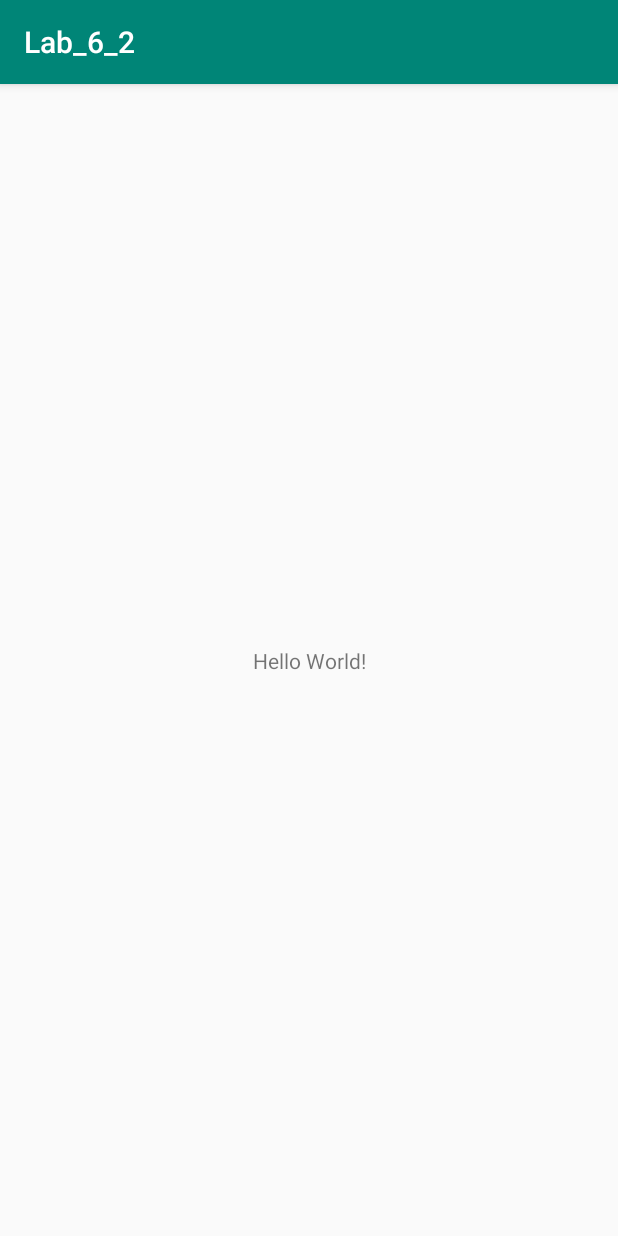
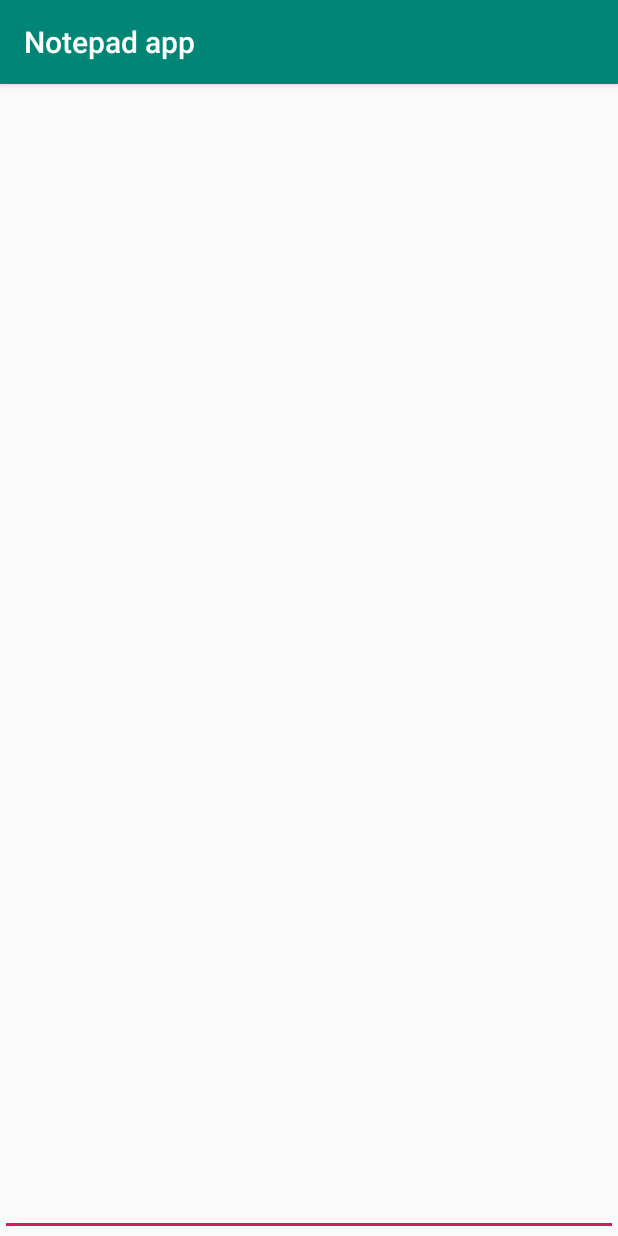
Before and after one commit to t7gafl00/Android_programming_and_mobile_UI_design, an Android app: the screen it shows after launch (MainActivity), on a phone screen of 412 x 824 dp. Run offline under Robolectric (Android 15) with nearby library versions, the phone set to English and light mode, and no system bars.

Commit message:
Done Lab_6_2

```diff
--- a/Lab_6/Lab_6_2/app/src/main/AndroidManifest.xml
+++ b/Lab_6/Lab_6_2/app/src/main/AndroidManifest.xml
@@ -5,7 +5,7 @@
     <application
         android:allowBackup="true"
         android:icon="@mipmap/ic_launcher"
-        android:label="@string/app_name"
+        android:label="Notepad app"
         android:roundIcon="@mipmap/ic_launcher_round"
         android:supportsRtl="true"
         android:theme="@style/AppTheme">
--- a/Lab_6/Lab_6_2/app/src/main/java/com/example/lab_6_2/MainActivity.java
+++ b/Lab_6/Lab_6_2/app/src/main/java/com/example/lab_6_2/MainActivity.java
@@ -1,13 +1,39 @@
 package com.example.lab_6_2;
 
+import android.content.Context;
+import android.content.SharedPreferences;
 import android.support.v7.app.AppCompatActivity;
 import android.os.Bundle;
+import android.widget.EditText;
 
 public class MainActivity extends AppCompatActivity {
+
+    private String saved_text;
+    EditText saved_text_edittext = null;
+
+    SharedPreferences sharedPref;
+    SharedPreferences.Editor editor;
 
     @Override
     protected void onCreate(Bundle savedInstanceState) {
         super.onCreate(savedInstanceState);
         setContentView(R.layout.activity_main);
+
+        sharedPref = getSharedPreferences("", Context.MODE_PRIVATE);
+        saved_text = sharedPref.getString("textKey", "");
+        editor = sharedPref.edit();
+
+        saved_text_edittext = findViewById(R.id.saved_text_edittext);
+        saved_text_edittext.setText(saved_text);
+    }
+
+    @Override
+    protected void onStop() {
+        super.onStop();
+
+        saved_text = saved_text_edittext.getText().toString();
+
+        editor.putString("textKey", saved_text);
+        editor.apply();
     }
 }
--- a/Lab_6/Lab_6_2/app/src/main/res/layout/activity_main.xml
+++ b/Lab_6/Lab_6_2/app/src/main/res/layout/activity_main.xml
@@ -6,13 +6,15 @@
     android:layout_height="match_parent"
     tools:context=".MainActivity">
 
-    <TextView
-        android:layout_width="wrap_content"
-        android:layout_height="wrap_content"
+    <EditText
+        android:id="@+id/saved_text_edittext"
+        android:layout_width="match_parent"
+        android:layout_height="match_parent"
         android:text="Hello World!"
         app:layout_constraintBottom_toBottomOf="parent"
         app:layout_constraintLeft_toLeftOf="parent"
         app:layout_constraintRight_toRightOf="parent"
-        app:layout_constraintTop_toTopOf="parent" />
+        app:layout_constraintTop_toTopOf="parent"
+        android:gravity="top"/>
 
 </android.support.constraint.ConstraintLayout>
--- a/Lab_6/Lab_6_2/build.gradle
+++ b/Lab_6/Lab_6_2/build.gradle
@@ -7,7 +7,7 @@ buildscript {
 
     }
     dependencies {
-        classpath 'com.android.tools.build:gradle:3.3.0'
+        classpath 'com.android.tools.build:gradle:3.3.1'
 
         // NOTE: Do not place your application dependencies here; they belong
         // in the individual module build.gradle files
```
